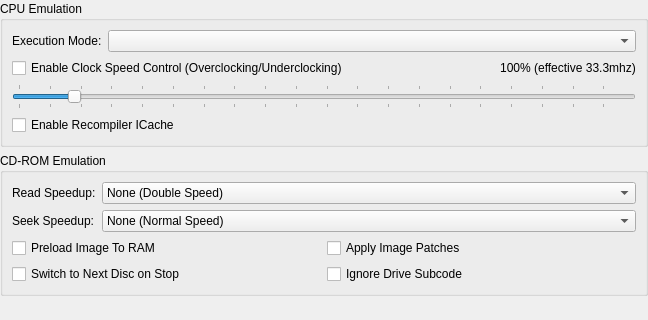
First picture: the form in src/duckstation-qt/consolesettingswidget.ui, repository kofxi3584karlayang/duckstation, before the edit; both pictures show x 0 to 648 and y 148 to 468 of the 648 by 468 pixel window.
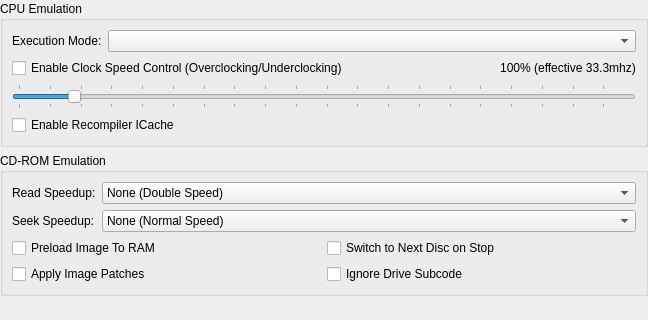
Second picture: the form after the edit.

Commit message:
Qt: Hide apply image patches in game settings
Doesn't makes sense, because game settings are applied after
identification.

Diff of the .ui file:
```diff
--- a/src/duckstation-qt/consolesettingswidget.ui
+++ b/src/duckstation-qt/consolesettingswidget.ui
@@ -316,13 +316,6 @@
           </property>
          </widget>
         </item>
-        <item row="0" column="1">
-         <widget class="QCheckBox" name="cdromLoadImagePatches">
-          <property name="text">
-           <string>Apply Image Patches</string>
-          </property>
-         </widget>
-        </item>
         <item row="1" column="1">
          <widget class="QCheckBox" name="cdromIgnoreDriveSubcode">
           <property name="text">
@@ -331,6 +324,13 @@
          </widget>
         </item>
         <item row="1" column="0">
+         <widget class="QCheckBox" name="cdromLoadImagePatches">
+          <property name="text">
+           <string>Apply Image Patches</string>
+          </property>
+         </widget>
+        </item>
+        <item row="0" column="1">
          <widget class="QCheckBox" name="cdromAutoDiscChange">
           <property name="text">
            <string>Switch to Next Disc on Stop</string>
```
Left out of the diff: 2 changed lines with no effect on the pictures. The commit also changes 3 other files.
